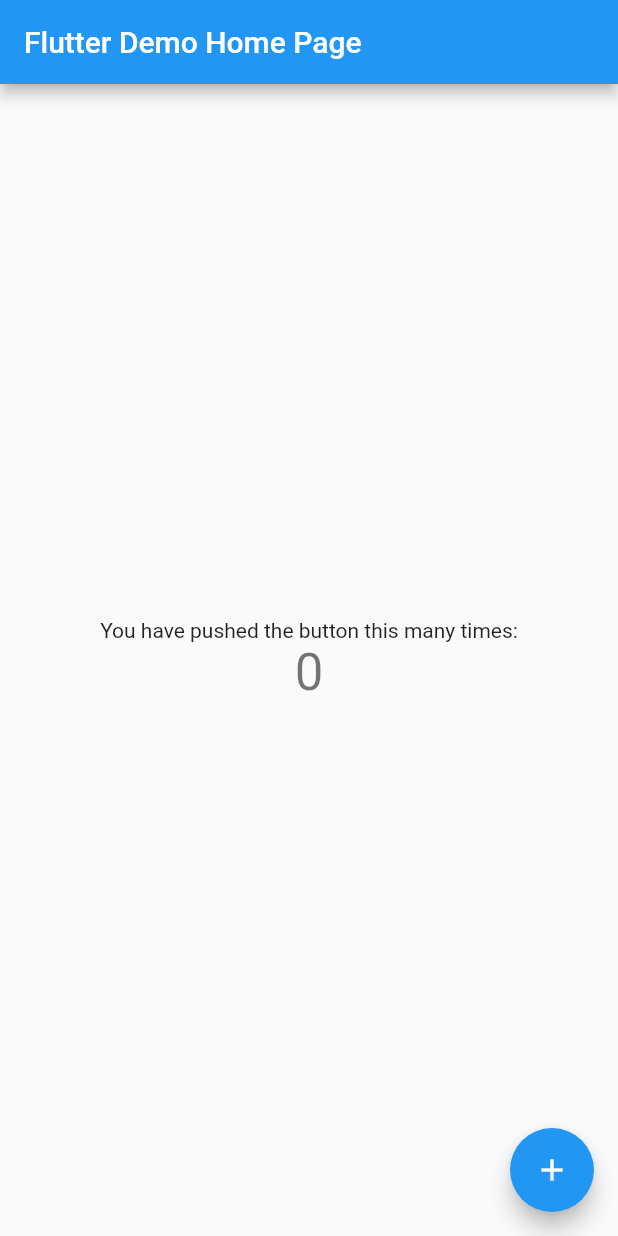
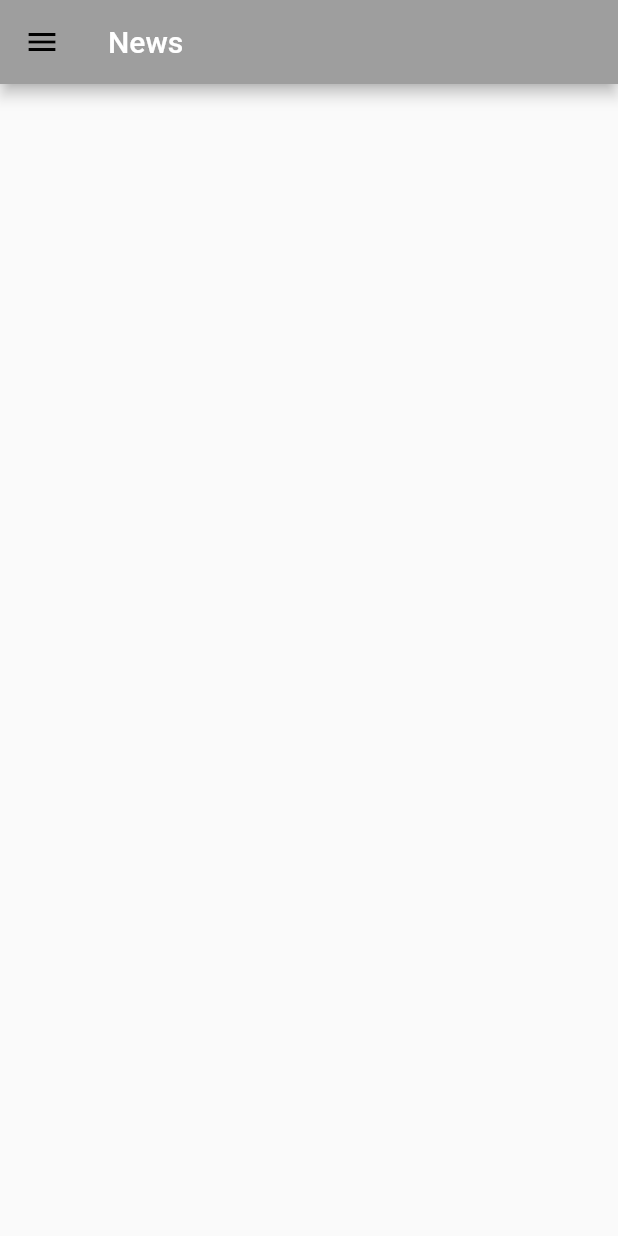
Before and after one commit to keungsong/NewsApp, a Flutter app: the screen it shows after launch, on a phone screen of 412 x 824 dp. Run offline on Flutter 3.47's test engine with Material 2 defaults, Android fonts, the phone set to English and light mode, and no system bars; our stand-ins replace dio.

Commit message:
news app

```diff
--- a/lib/main.dart
+++ b/lib/main.dart
@@ -1,4 +1,5 @@
 import 'package:flutter/material.dart';
+import 'package:news_app/screens/HomeScreen.dart';
 
 void main() {
   runApp(MyApp());
@@ -9,7 +10,7 @@ class MyApp extends StatelessWidget {
   @override
   Widget build(BuildContext context) {
     return MaterialApp(
-      title: 'Flutter Demo',
+      title: 'News App',
       theme: ThemeData(
         // This is the theme of your application.
         //
@@ -20,94 +21,10 @@ class MyApp extends StatelessWidget {
         // or simply save your changes to "hot reload" in a Flutter IDE).
         // Notice that the counter didn't reset back to zero; the application
         // is not restarted.
-        primarySwatch: Colors.blue,
+        primarySwatch: Colors.grey,
       ),
-      home: MyHomePage(title: 'Flutter Demo Home Page'),
+      debugShowCheckedModeBanner: false,
+      home: MyHomePage(),
     );
   }
 }
-
-class MyHomePage extends StatefulWidget {
-  MyHomePage({Key key, this.title}) : super(key: key);
-
-  // This widget is the home page of your application. It is stateful, meaning
-  // that it has a State object (defined below) that contains fields that affect
-  // how it looks.
-
-  // This class is the configuration for the state. It holds the values (in this
-  // case the title) provided by the parent (in this case the App widget) and
-  // used by the build method of the State. Fields in a Widget subclass are
-  // always marked "final".
-
-  final String title;
-
-  @override
-  _MyHomePageState createState() => _MyHomePageState();
-}
-
-class _MyHomePageState extends State<MyHomePage> {
-  int _counter = 0;
-
-  void _incrementCounter() {
-    setState(() {
-      // This call to setState tells the Flutter framework that something has
-      // changed in this State, which causes it to rerun the build method below
-      // so that the display can reflect the updated values. If we changed
-      // _counter without calling setState(), then the build method would not be
-      // called again, and so nothing would appear to happen.
-      _counter++;
-    });
-  }
-
-  @override
-  Widget build(BuildContext context) {
-    // This method is rerun every time setState is called, for instance as done
-    // by the _incrementCounter method above.
-    //
-    // The Flutter framework has been optimized to make rerunning build methods
-    // fast, so that you can just rebuild anything that needs updating rather
-    // than having to individually change instances of widgets.
-    return Scaffold(
-      appBar: AppBar(
-        // Here we take the value from the MyHomePage object that was created by
-        // the App.build method, and use it to set our appbar title.
-        title: Text(widget.title),
-      ),
-      body: Center(
-        // Center is a layout widget. It takes a single child and positions it
-        // in the middle of the parent.
-        child: Column(
-          // Column is also a layout widget. It takes a list of children and
-          // arranges them vertically. By default, it sizes itself to fit its
-          // children horizontally, and tries to be as tall as its parent.
-          //
-          // Invoke "debug painting" (press "p" in the console, choose the
-          // "Toggle Debug Paint" action from the Flutter Inspector in Android
-          // Studio, or the "Toggle Debug Paint" command in Visual Studio Code)
-          // to see the wireframe for each widget.
-          //
-          // Column has various properties to control how it sizes itself and
-          // how it positions its children. Here we use mainAxisAlignment to
-          // center the children vertically; the main axis here is the vertical
-          // axis because Columns are vertical (the cross axis would be
-          // horizontal).
-          mainAxisAlignment: MainAxisAlignment.center,
-          children: <Widget>[
-            Text(
-              'You have pushed the button this many times:',
-            ),
-            Text(
-              '$_counter',
-              style: Theme.of(context).textTheme.headline4,
-            ),
-          ],
-        ),
-      ),
-      floatingActionButton: FloatingActionButton(
-        onPressed: _incrementCounter,
-        tooltip: 'Increment',
-        child: Icon(Icons.add),
-      ), // This trailing comma makes auto-formatting nicer for build methods.
-    );
-  }
-}
--- /dev/null
+++ b/lib/screens/HomeScreen.dart
@@ -0,0 +1,21 @@
+import 'package:flutter/material.dart';
+
+class MyHomePage extends StatefulWidget {
+  @override
+  _MyHomePageState createState() => _MyHomePageState();
+}
+
+class _MyHomePageState extends State<MyHomePage> {
+  @override
+  Widget build(BuildContext context) {
+    return Scaffold(
+      drawer: Drawer(),
+      appBar: new AppBar(
+        title: Text(
+          'News',
+          style: TextStyle(color: Colors.white),
+        ),
+      ),
+    );
+  }
+}
```
Also changed, not shown: lib/models/article.dart (added, +21 -0 lines), lib/models/article_response.dart (added, +18 -0 lines), lib/models/source.dart (added, +21 -0 lines), lib/models/source_respons.dart (added, +18 -0 lines), lib/repository/repository.dart (added, +12 -0 lines), pubspec.yaml (+8 -0 lines), pubspec.lock, 2 other files.
